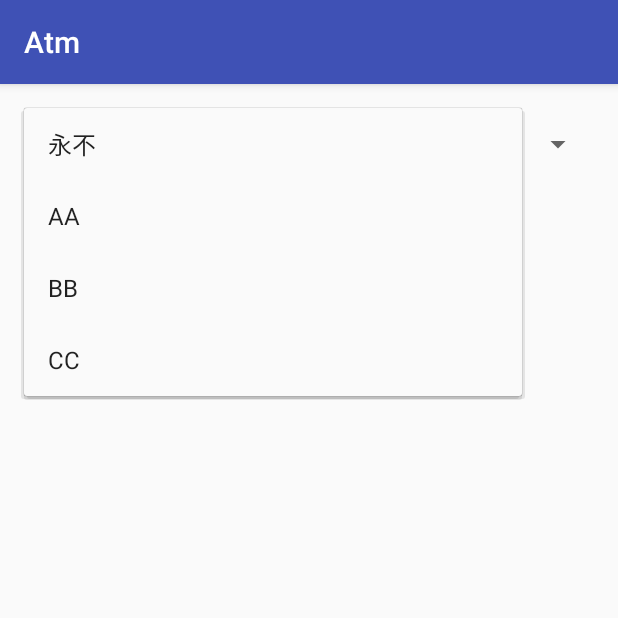
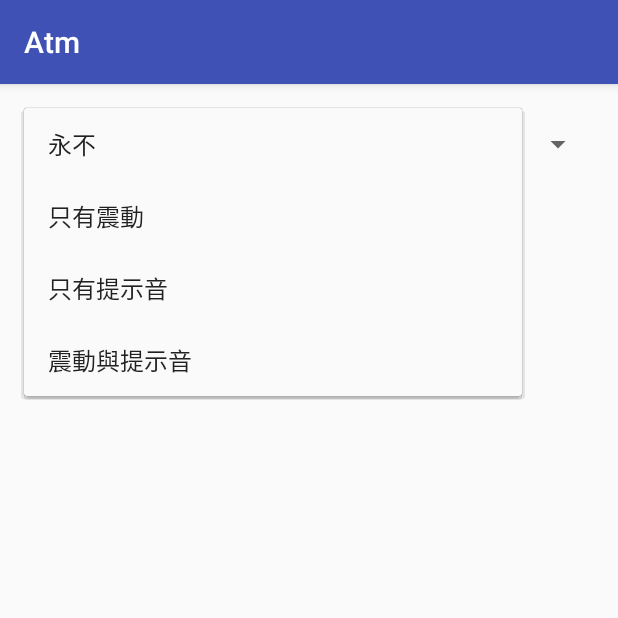
Before and after one commit to woodcut/Atm_Class, an Android app: the MainActivity screen opened directly, with no data from a screen before it, after a tap on "永不", on a phone screen of 412 x 824 dp, the top half of it. Run offline under Robolectric (Android 15) with nearby library versions, the phone set to English and light mode, and no system bars.

Commit message:
Spinner事件處理

```diff
--- a/app/src/main/java/com/tom/atm/MainActivity.java
+++ b/app/src/main/java/com/tom/atm/MainActivity.java
@@ -9,6 +9,7 @@ import android.widget.AdapterView;
 import android.widget.ArrayAdapter;
 import android.widget.ListView;
 import android.widget.Spinner;
+import android.widget.TextView;
 import android.widget.Toast;
 
 public class MainActivity extends AppCompatActivity {
@@ -17,22 +18,35 @@ public class MainActivity extends AppCompatActivity {
     boolean logon = false;
 //    String[] func = {"AAA", "BBB", "CCC", "DDD", "EEE"};
     String[] func;
+    private Spinner spinner;
+
     @Override
     protected void onCreate(Bundle savedInstanceState) {
         super.onCreate(savedInstanceState);
         setContentView(R.layout.activity_main);
         func = getResources().getStringArray(R.array.functions);
 //        forListView();
-        Spinner spinner = (Spinner) findViewById(R.id.spinner);
+        spinner = (Spinner) findViewById(R.id.spinner);
 //        ArrayAdapter<String> adapter = new ArrayAdapter<String>(this,
 //                android.R.layout.simple_list_item_1,
 //                getResources().getStringArray(R.array.notify));
-        ArrayAdapter<CharSequence> adapter = ArrayAdapter.createFromResource(
+        final ArrayAdapter<CharSequence> adapter = ArrayAdapter.createFromResource(
                 this, R.array.notify, android.R.layout.simple_list_item_1);
 //        adapter.setDropDownViewResource(android.R.layout.simple_spinner_dropdown_item);
         spinner.setAdapter(adapter);
         //被選擇的當下
-//        spinner.setOnIt
+        spinner.setOnItemSelectedListener(new AdapterView.OnItemSelectedListener() {
+            @Override
+            public void onItemSelected(AdapterView<?> parent, View view, int position, long id) {
+                Log.d(TAG, position+"");
+                Log.d(TAG, (String) adapter.getItem(position));
+            }
+
+            @Override
+            public void onNothingSelected(AdapterView<?> parent) {
+
+            }
+        });
 
         if (!logon){
             Intent intent = new Intent(this, LoginActivity.class);
@@ -71,4 +85,10 @@ public class MainActivity extends AppCompatActivity {
             }
         }
     }
+
+    public void getData(View v){
+        String data = spinner.getSelectedItem().toString();
+        TextView tv = (TextView) findViewById(R.id.dataText);
+        tv.setText(data);
+    }
 }
--- a/app/src/main/res/layout/activity_main.xml
+++ b/app/src/main/res/layout/activity_main.xml
@@ -25,4 +25,27 @@
         android:layout_alignParentLeft="true"
         android:layout_alignParentStart="true"
         android:id="@+id/spinner" />
+
+    <Button
+        android:text="Button"
+        android:layout_width="wrap_content"
+        android:layout_height="wrap_content"
+        android:layout_below="@+id/spinner"
+        android:layout_alignParentLeft="true"
+        android:layout_alignParentStart="true"
+        android:layout_marginTop="30dp"
+        android:id="@+id/button7"
+        android:onClick="getData" />
+
+    <TextView
+        android:text="TextView"
+        android:layout_width="wrap_content"
+        android:layout_height="wrap_content"
+        android:layout_alignBottom="@+id/button7"
+        android:layout_toRightOf="@+id/button7"
+        android:layout_toEndOf="@+id/button7"
+        android:layout_marginLeft="28dp"
+        android:layout_marginStart="28dp"
+        android:layout_marginBottom="13dp"
+        android:id="@+id/dataText" />
 </RelativeLayout>
--- a/app/src/main/res/values/array.xml
+++ b/app/src/main/res/values/array.xml
@@ -9,8 +9,8 @@
     </array>
     <array name="notify">
         <item>永不</item>
-        <item>AA</item>
-        <item>BB</item>
-        <item>CC</item>
+        <item>只有震動</item>
+        <item>只有提示音</item>
+        <item>震動與提示音</item>
     </array>
 </resources>
```
